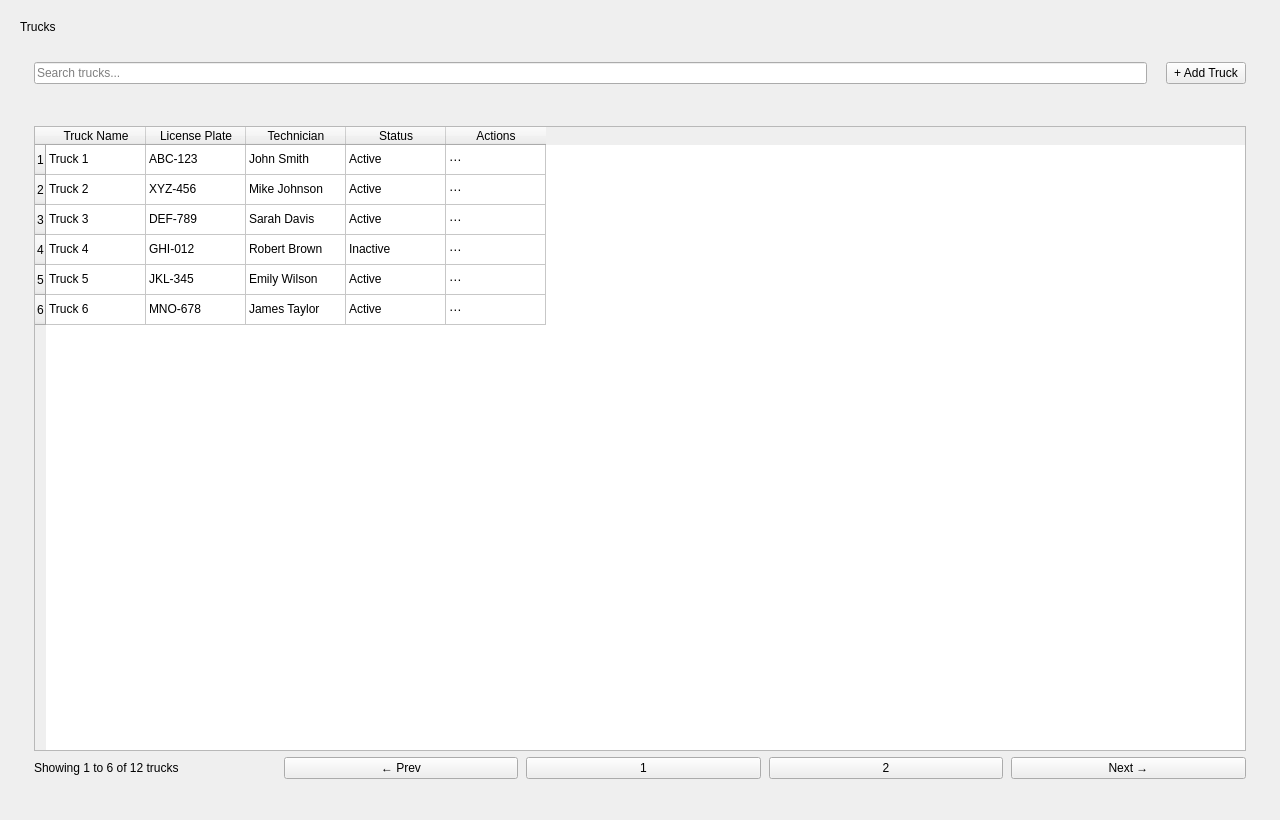
Old version of the form InventoryQtApp/TrucksPage.ui in the repository Felipeact/InventoryQtApp.
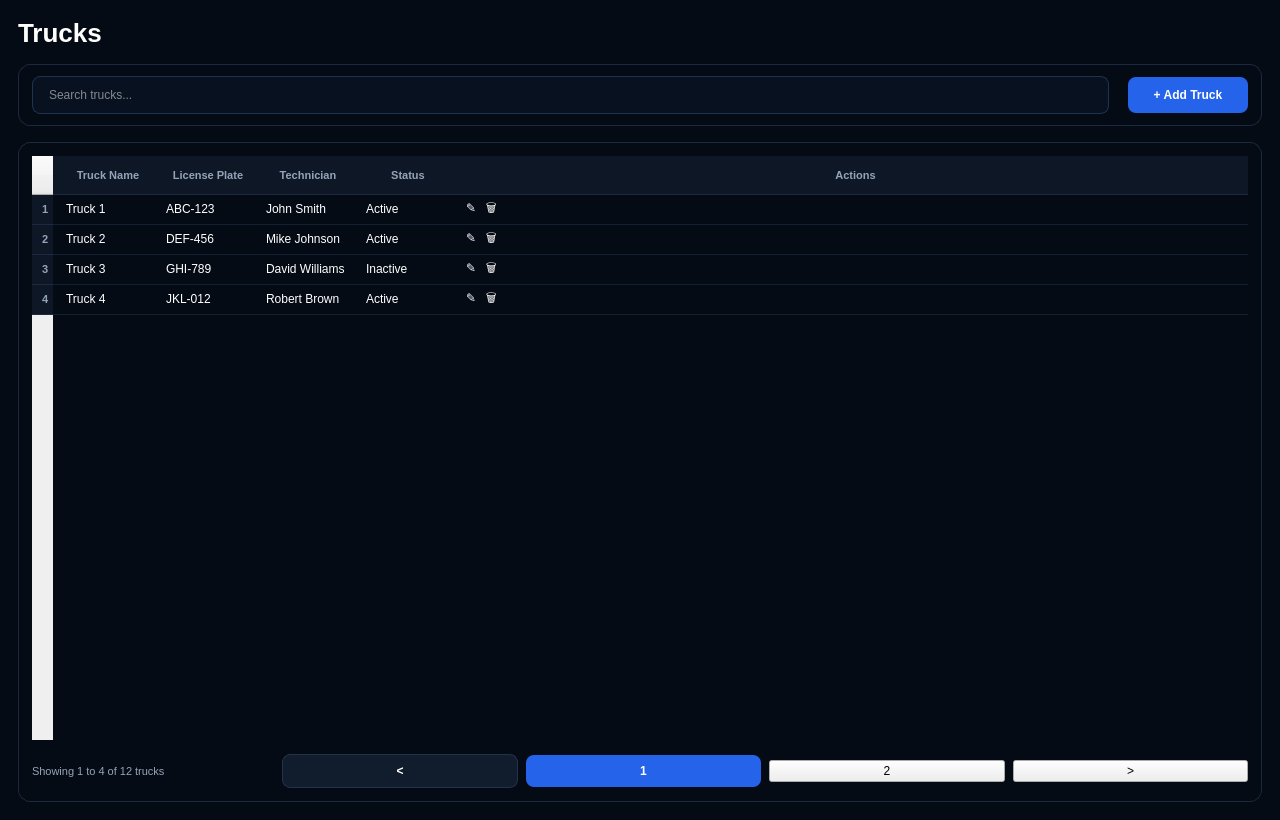
New version of the form.

What changed in the file:
```diff
--- a/InventoryQtApp/TrucksPage.ui
+++ b/InventoryQtApp/TrucksPage.ui
@@ -2,6 +2,7 @@
 <ui version="4.0">
 	<class>TrucksPageClass</class>
 	<widget class="QWidget" name="TrucksPageClass">
+
 		<property name="geometry">
 			<rect>
 				<x>0</x>
@@ -10,27 +11,201 @@
 				<height>820</height>
 			</rect>
 		</property>
+
 		<property name="windowTitle">
 			<string>Trucks</string>
 		</property>
 
+		<property name="styleSheet">
+			<string notr="true">
+
+				QWidget#TrucksPageClass {
+				background-color: #050B14;
+				color: #FFFFFF;
+				font-family: "Segoe UI";
+				}
+
+				QLabel {
+				background: transparent;
+				color: white;
+				}
+
+				QLabel#pageTitle {
+				font-size: 26px;
+				font-weight: 800;
+				}
+
+				QWidget#toolbarCard,
+				QWidget#tableCard {
+				background: qlineargradient(
+				x1:0, y1:0,
+				x2:1, y2:1,
+				stop:0 #0B1626,
+				stop:1 #091322
+				);
+				border: 1px solid #1B2A40;
+				border-radius: 12px;
+				}
+
+				QLineEdit#searchInput {
+				background-color: #08111F;
+				border: 1px solid #1E3350;
+				border-radius: 8px;
+				padding-left: 14px;
+				color: white;
+				min-height: 36px;
+				font-size: 12px;
+				}
+
+				QLineEdit#searchInput:focus {
+				border: 1px solid #2563EB;
+				}
+
+				QPushButton#addTruckButton {
+				background-color: #2563EB;
+				border: none;
+				border-radius: 8px;
+				color: white;
+				min-height: 36px;
+				min-width: 120px;
+				font-size: 12px;
+				font-weight: 700;
+				}
+
+				QPushButton#addTruckButton:hover {
+				background-color: #1D4ED8;
+				}
+
+				QTableWidget {
+				background-color: transparent;
+				border: none;
+				color: white;
+				gridline-color: transparent;
+				outline: none;
+				font-size: 12px;
+				}
+
+				QHeaderView::section {
+				background-color: #0D1726;
+				color: #94A3B8;
+				border: none;
+				border-bottom: 1px solid #1B2A40;
+				height: 38px;
+				padding-left: 10px;
+				font-size: 11px;
+				font-weight: 700;
+				}
+
+				QTableWidget::item {
+				border-bottom: 1px solid #122033;
+				padding-left: 10px;
+				height: 40px;
+				}
+
+				QTableWidget::item:selected {
+				background-color: #122033;
+				}
+
+				QPushButton#activeBadge {
+				background-color: rgba(34,197,94,0.18);
+				color: #22C55E;
+				border-radius: 10px;
+				border: none;
+				min-width: 58px;
+				min-height: 24px;
+				font-size: 11px;
+				font-weight: 700;
+				}
+
+				QPushButton#inactiveBadge {
+				background-color: rgba(239,68,68,0.18);
+				color: #EF4444;
+				border-radius: 10px;
+				border: none;
+				min-width: 58px;
+				min-height: 24px;
+				font-size: 11px;
+				font-weight: 700;
+				}
+
+				QPushButton#actionButton {
+				background-color: transparent;
+				border: 1px solid #22324A;
+				border-radius: 6px;
+				color: #CBD5E1;
+				min-width: 28px;
+				min-height: 28px;
+				font-size: 12px;
+				}
+
+				QPushButton#actionButton:hover {
+				border: 1px solid #2563EB;
+				color: #3B82F6;
+				}
+
+				QWidget#paginationContainer {
+				background-color: transparent;
+				border: none;
+				}
+
+				QPushButton#pageButton {
+				background-color: #111C2D;
+				border: 1px solid #22324A;
+				border-radius: 8px;
+				color: white;
+				min-width: 32px;
+				min-height: 32px;
+				font-size: 12px;
+				font-weight: 600;
+				}
+
+				QPushButton#pageButton:hover {
+				border: 1px solid #2563EB;
+				}
+
+				QPushButton#activePageButton {
+				background-color: #2563EB;
+				border: none;
+				border-radius: 8px;
+				color: white;
+				min-width: 32px;
+				min-height: 32px;
+				font-size: 12px;
+				font-weight: 700;
+				}
+
+				QLabel#paginationLabel {
+				color: #94A3B8;
+				font-size: 11px;
+				}
+
+			</string>
+		</property>
+
 		<layout class="QVBoxLayout" name="rootLayout">
+
 			<property name="leftMargin">
-				<number>20</number>
+				<number>18</number>
 			</property>
+
 			<property name="topMargin">
-				<number>20</number>
+				<number>18</number>
 			</property>
+
 			<property name="rightMargin">
-				<number>20</number>
+				<number>18</number>
 			</property>
+
 			<property name="bottomMargin">
-				<number>20</number>
+				<number>18</number>
 			</property>
+
 			<property name="spacing">
 				<number>16</number>
 			</property>
 
+			<!-- PAGE TITLE -->
+
 			<item>
 				<widget class="QLabel" name="pageTitle">
 					<property name="text">
@@ -39,328 +214,414 @@
 				</widget>
 			</item>
 
+			<!-- TOOLBAR -->
+
 			<item>
-				<widget class="QWidget" name="toolbarContainer" native="true">
+
+				<widget class="QWidget" name="toolbarCard" native="true">
+
 					<layout class="QHBoxLayout" name="toolbarLayout">
+
 						<property name="leftMargin">
 							<number>14</number>
 						</property>
+
 						<property name="topMargin">
 							<number>12</number>
 						</property>
+
 						<property name="rightMargin">
 							<number>14</number>
 						</property>
+
 						<property name="bottomMargin">
 							<number>12</number>
 						</property>
+
 						<property name="spacing">
 							<number>12</number>
 						</property>
 
 						<item>
+
 							<widget class="QLineEdit" name="searchInput">
+
+								<property name="minimumWidth">
+									<number>320</number>
+								</property>
+
 								<property name="placeholderText">
 									<string>Search trucks...</string>
 								</property>
-								<property name="minimumWidth">
-									<number>250</number>
-								</property>
+
 							</widget>
+
 						</item>
 
 						<item>
+
 							<spacer name="toolbarSpacer">
+
 								<property name="orientation">
 									<enum>Qt::Horizontal</enum>
 								</property>
+
 							</spacer>
+
 						</item>
 
 						<item>
+
 							<widget class="QPushButton" name="addTruckButton">
+
 								<property name="text">
 									<string>+ Add Truck</string>
 								</property>
+
 							</widget>
+
 						</item>
+
 					</layout>
+
 				</widget>
+
 			</item>
 
+			<!-- TABLE CARD -->
+
 			<item>
+
 				<widget class="QWidget" name="tableCard" native="true">
+
 					<layout class="QVBoxLayout" name="tableCardLayout">
+
 						<property name="leftMargin">
 							<number>14</number>
 						</property>
+
 						<property name="topMargin">
 							<number>14</number>
 						</property>
+
 						<property name="rightMargin">
 							<number>14</number>
 						</property>
+
 						<property name="bottomMargin">
 							<number>14</number>
 						</property>
 
+						<property name="spacing">
+							<number>14</number>
+						</property>
+
+						<!-- TABLE -->
+
 						<item>
+
 							<widget class="QTableWidget" name="trucksTable">
+
 								<property name="columnCount">
 									<number>5</number>
 								</property>
+
 								<property name="rowCount">
-									<number>6</number>
+									<number>4</number>
 								</property>
 
+								<property name="alternatingRowColors">
+									<bool>false</bool>
+								</property>
+
+								<property name="selectionBehavior">
+									<enum>QAbstractItemView::SelectRows</enum>
+								</property>
+
+								<property name="showGrid">
+									<bool>false</bool>
+								</property>
+
+								<attribute name="horizontalHeaderStretchLastSection">
+									<bool>true</bool>
+								</attribute>
+
 								<column>
 									<property name="text">
 										<string>Truck Name</string>
 									</property>
 								</column>
+
 								<column>
 									<property name="text">
 										<string>License Plate</string>
 									</property>
 								</column>
+
 								<column>
 									<property name="text">
 										<string>Technician</string>
 									</property>
 								</column>
+
 								<column>
 									<property name="text">
 										<string>Status</string>
 									</property>
 								</column>
+
 								<column>
 									<property name="text">
 										<string>Actions</string>
 									</property>
 								</column>
 
+								<!-- ROW 1 -->
+
 								<item row="0" column="0">
 									<property name="text">
 										<string>Truck 1</string>
 									</property>
 								</item>
+
 								<item row="0" column="1">
 									<property name="text">
 										<string>ABC-123</string>
 									</property>
 								</item>
+
 								<item row="0" column="2">
 									<property name="text">
 										<string>John Smith</string>
 									</property>
 								</item>
+
 								<item row="0" column="3">
 									<property name="text">
 										<string>Active</string>
 									</property>
 								</item>
+
 								<item row="0" column="4">
 									<property name="text">
-										<string>⋯</string>
+										<string>✎   🗑</string>
 									</property>
 								</item>
 
+								<!-- ROW 2 -->
+
 								<item row="1" column="0">
 									<property name="text">
 										<string>Truck 2</string>
 									</property>
 								</item>
+
 								<item row="1" column="1">
 									<property name="text">
-										<string>XYZ-456</string>
+										<string>DEF-456</string>
 									</property>
 								</item>
+
 								<item row="1" column="2">
 									<property name="text">
 										<string>Mike Johnson</string>
 									</property>
 								</item>
+
 								<item row="1" column="3">
 									<property name="text">
 										<string>Active</string>
 									</property>
 								</item>
+
 								<item row="1" column="4">
 									<property name="text">
-										<string>⋯</string>
+										<string>✎   🗑</string>
 									</property>
 								</item>
 
+								<!-- ROW 3 -->
+
 								<item row="2" column="0">
 									<property name="text">
 										<string>Truck 3</string>
 									</property>
 								</item>
+
 								<item row="2" column="1">
 									<property name="text">
-										<string>DEF-789</string>
+										<string>GHI-789</string>
 									</property>
 								</item>
+
 								<item row="2" column="2">
 									<property name="text">
-										<string>Sarah Davis</string>
+										<string>David Williams</string>
 									</property>
 								</item>
+
 								<item row="2" column="3">
 									<property name="text">
-										<string>Active</string>
+										<string>Inactive</string>
 									</property>
 								</item>
+
 								<item row="2" column="4">
 									<property name="text">
-										<string>⋯</string>
+										<string>✎   🗑</string>
 									</property>
 								</item>
 
+								<!-- ROW 4 -->
+
 								<item row="3" column="0">
 									<property name="text">
 										<string>Truck 4</string>
 									</property>
 								</item>
+
 								<item row="3" column="1">
 									<property name="text">
-										<string>GHI-012</string>
+										<string>JKL-012</string>
 									</property>
 								</item>
+
 								<item row="3" column="2">
 									<property name="text">
 										<string>Robert Brown</string>
 									</property>
 								</item>
+
 								<item row="3" column="3">
 									<property name="text">
-										<string>Inactive</string>
+										<string>Active</string>
 									</property>
 								</item>
+
 								<item row="3" column="4">
 									<property name="text">
-										<string>⋯</string>
+										<string>✎   🗑</string>
 									</property>
 								</item>
 
-								<item row="4" column="0">
-									<property name="text">
-										<string>Truck 5</string>
-									</property>
-								</item>
-								<item row="4" column="1">
-									<property name="text">
-										<string>JKL-345</string>
-									</property>
-								</item>
-								<item row="4" column="2">
-									<property name="text">
-										<string>Emily Wilson</string>
-									</property>
-								</item>
-								<item row="4" column="3">
-									<property name="text">
-										<string>Active</string>
-									</property>
-								</item>
-								<item row="4" column="4">
-									<property name="text">
-										<string>⋯</string>
-									</property>
-								</item>
-
-								<item row="5" column="0">
-									<property name="text">
-										<string>Truck 6</string>
-									</property>
-								</item>
-								<item row="5" column="1">
-									<property name="text">
-										<string>MNO-678</string>
-									</property>
-								</item>
-								<item row="5" column="2">
-									<property name="text">
-										<string>James Taylor</string>
-									</property>
-								</item>
-								<item row="5" column="3">
-									<property name="text">
-										<string>Active</string>
-									</property>
-								</item>
-								<item row="5" column="4">
-									<property name="text">
-										<string>⋯</string>
-									</property>
-								</item>
 							</widget>
+
 						</item>
 
+						<!-- PAGINATION -->
+
 						<item>
-							<layout class="QHBoxLayout" name="paginationLayout">
-								<property name="spacing">
-									<number>8</number>
-								</property>
 
-								<item>
-									<widget class="QLabel" name="paginationLabel">
-										<property name="text">
-											<string>Showing 1 to 6 of 12 trucks</string>
-										</property>
-									</widget>
-								</item>
+							<widget class="QWidget" name="paginationContainer" native="true">
 
-								<item>
-									<spacer name="paginationSpacer">
-										<property name="orientation">
-											<enum>Qt::Horizontal</enum>
-										</property>
-									</spacer>
-								</item>
+								<layout class="QHBoxLayout" name="paginationLayout">
 
-								<item>
-									<widget class="QPushButton" name="prevPageButton">
-										<property name="text">
-											<string>← Prev</string>
-										</property>
-									</widget>
-								</item>
-								<item>
-									<widget class="QPushButton" name="page1Button">
-										<property name="text">
-											<string>1</string>
-										</property>
-									</widget>
-								</item>
-								<item>
-									<widget class="QPushButton" name="page2Button">
-										<property name="text">
-											<string>2</string>
-										</property>
-									</widget>
-								</item>
-								<item>
-									<widget class="QPushButton" name="nextPageButton">
-										<property name="text">
-											<string>Next →</string>
-										</property>
-									</widget>
-								</item>
-							</layout>
+									<property name="leftMargin">
+										<number>0</number>
+									</property>
+
+									<property name="topMargin">
+										<number>0</number>
+									</property>
+
+									<property name="rightMargin">
+										<number>0</number>
+									</property>
+
+									<property name="bottomMargin">
+										<number>0</number>
+									</property>
+
+									<property name="spacing">
+										<number>8</number>
+									</property>
+
+									<item>
+
+										<widget class="QLabel" name="paginationLabel">
+
+											<property name="text">
+												<string>Showing 1 to 4 of 12 trucks</string>
+											</property>
+
+										</widget>
+
+									</item>
+
+									<item>
+
+										<spacer name="paginationSpacer">
+
+											<property name="orientation">
+												<enum>Qt::Horizontal</enum>
+											</property>
+
+										</spacer>
+
+									</item>
+
+									<item>
+
+										<widget class="QPushButton" name="pageButton">
+
+											<property name="text">
+												<string>&lt;</string>
+											</property>
+
+										</widget>
+
+									</item>
+
+									<item>
+
+										<widget class="QPushButton" name="activePageButton">
+
+											<property name="text">
+												<string>1</string>
+											</property>
+
+										</widget>
+
+									</item>
+
+									<item>
+
+										<widget class="QPushButton" name="pageButton_2">
+
+											<property name="text">
+												<string>2</string>
+											</property>
+
+										</widget>
+
+									</item>
+
+									<item>
+
+										<widget class="QPushButton" name="pageButton_3">
+
+											<property name="text">
+												<string>&gt;</string>
+											</property>
+
+										</widget>
+
+									</item>
+
+								</layout>
+
+							</widget>
+
 						</item>
+
 					</layout>
+
 				</widget>
-			</item>
 
-			<item>
-				<spacer name="verticalSpacer">
-					<property name="orientation">
-						<enum>Qt::Vertical</enum>
-					</property>
-				</spacer>
 			</item>
+
 		</layout>
+
 	</widget>
 	<resources/>
 	<connections/>
```
Left out of the diff: 2 changed lines with no effect on the pictures.
